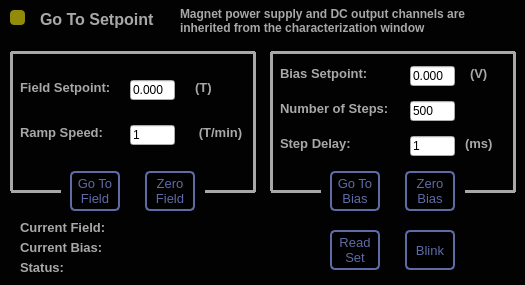
afylab/nanoSQUID-Scanning-Software, file Scanner GUI/GoToSetpoint/gotoSetpoint.ui: the form before one commit.
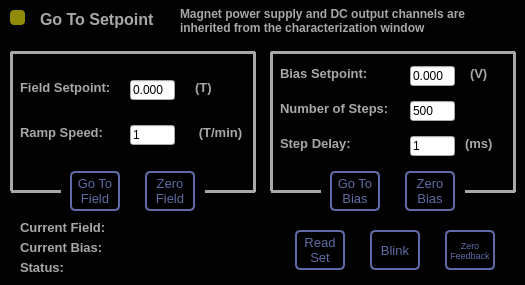
The form after the commit. Icons and pictures are not drawn.

Diff of the .ui file:
```diff
--- a/Scanner GUI/GoToSetpoint/gotoSetpoint.ui
+++ b/Scanner GUI/GoToSetpoint/gotoSetpoint.ui
@@ -218,7 +218,7 @@
    <widget class="QPushButton" name="blinkBtn">
     <property name="geometry">
      <rect>
-      <x>405</x>
+      <x>370</x>
       <y>230</y>
       <width>50</width>
       <height>40</height>
@@ -264,7 +264,7 @@
    <widget class="QPushButton" name="push_readSetpoint">
     <property name="geometry">
      <rect>
-      <x>330</x>
+      <x>295</x>
       <y>230</y>
       <width>50</width>
       <height>40</height>
@@ -781,6 +781,40 @@
      <string/>
     </property>
    </widget>
+   <widget class="QPushButton" name="push_zeroFeedback">
+    <property name="geometry">
+     <rect>
+      <x>445</x>
+      <y>230</y>
+      <width>50</width>
+      <height>40</height>
+     </rect>
+    </property>
+    <property name="font">
+     <font>
+      <pointsize>7</pointsize>
+     </font>
+    </property>
+    <property name="styleSheet">
+     <string notr="true">QPushButton:pressed#push_zeroFeedback{
+color: rgb(95,107,166);
+background-color:rgb(168,168,168);
+border: 1px solid rgb(95,107,166);
+border-radius: 5px
+}
+
+QPushButton#push_zeroFeedback{
+color: rgb(95,107,166);
+background-color:rgb(0,0,0);
+border: 2px solid  rgb(95,107,166);
+border-radius: 5px
+}</string>
+    </property>
+    <property name="text">
+     <string>Zero
+Feedback</string>
+    </property>
+   </widget>
   </widget>
  </widget>
  <resources>
```
